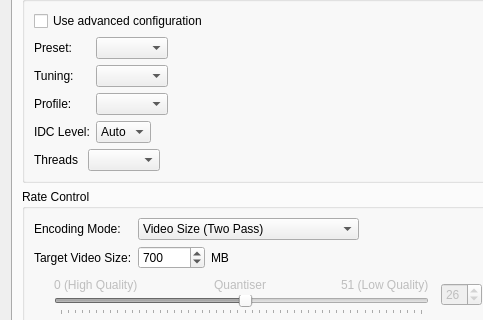
First picture: the form in avidemux_plugins/ADM_videoEncoder/x265/qt4/x265ConfigDialog.ui, repository mean00/avidemux2, before the edit; both pictures show x 0 to 483 and y 102 to 422 of the 567 by 772 pixel window.
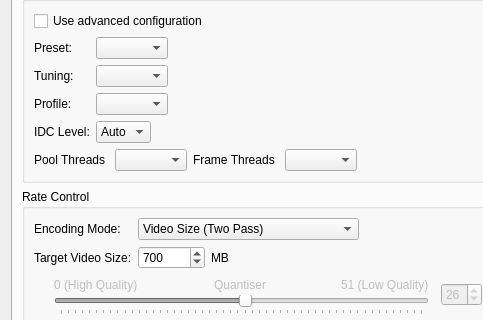
Second picture: the form after the edit. The open tabs and pages were chosen to show the change.

```diff
--- a/avidemux_plugins/ADM_videoEncoder/x265/qt4/x265ConfigDialog.ui
+++ b/avidemux_plugins/ADM_videoEncoder/x265/qt4/x265ConfigDialog.ui
@@ -323,12 +323,22 @@
             <item>
              <widget class="QLabel" name="labelThread">
               <property name="text">
-               <string>Threads </string>
+               <string>Pool Threads </string>
               </property>
              </widget>
             </item>
             <item>
-             <widget class="QComboBox" name="comboBoxThreads"/>
+             <widget class="QComboBox" name="comboBoxPoolThreads"/>
+            </item>
+            <item>
+             <widget class="QLabel" name="labelFrameThreads">
+              <property name="text">
+               <string>Frame Threads </string>
+              </property>
+             </widget>
+            </item>
+            <item>
+             <widget class="QComboBox" name="comboBoxFrameThreads"/>
             </item>
             <item>
              <spacer name="horizontalSpacer_12">
```
Left out of the diff: 4 changed lines with no effect on the pictures.
